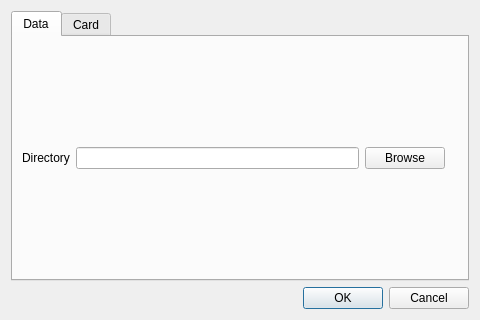
First picture: the form in HaiBeiDanCi/preferencesdialog.ui, repository HuangHuafeng/repeat, before the edit.
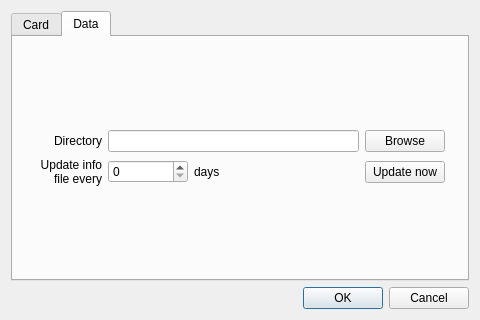
Second picture: the form after the edit. The open tabs and pages were chosen to show the change.

Commit message: add info file and it can be  updated every "settable" days

Diff of the .ui file:
```diff
--- a/HaiBeiDanCi/preferencesdialog.ui
+++ b/HaiBeiDanCi/preferencesdialog.ui
@@ -19,41 +19,6 @@
      <property name="currentIndex">
       <number>0</number>
      </property>
-     <widget class="QWidget" name="tab_1">
-      <attribute name="title">
-       <string>Data</string>
-      </attribute>
-      <layout class="QVBoxLayout" name="verticalLayout_3">
-       <property name="rightMargin">
-        <number>22</number>
-       </property>
-       <item>
-        <layout class="QGridLayout" name="gridLayout">
-         <item row="0" column="0">
-          <widget class="QLabel" name="label">
-           <property name="text">
-            <string>Directory</string>
-           </property>
-          </widget>
-         </item>
-         <item row="0" column="1">
-          <widget class="QLineEdit" name="leDataPath">
-           <property name="readOnly">
-            <bool>true</bool>
-           </property>
-          </widget>
-         </item>
-         <item row="0" column="2">
-          <widget class="QPushButton" name="pushBrowse">
-           <property name="text">
-            <string>Browse</string>
-           </property>
-          </widget>
-         </item>
-        </layout>
-       </item>
-      </layout>
-     </widget>
      <widget class="QWidget" name="tab_2">
       <attribute name="title">
        <string>Card</string>
@@ -133,6 +98,72 @@
        </item>
       </layout>
      </widget>
+     <widget class="QWidget" name="tab_1">
+      <attribute name="title">
+       <string>Data</string>
+      </attribute>
+      <layout class="QVBoxLayout" name="verticalLayout_3">
+       <property name="rightMargin">
+        <number>22</number>
+       </property>
+       <item>
+        <layout class="QGridLayout" name="gridLayout">
+         <item row="1" column="2">
+          <widget class="QLabel" name="label_11">
+           <property name="text">
+            <string>days</string>
+           </property>
+          </widget>
+         </item>
+         <item row="1" column="0">
+          <widget class="QLabel" name="label_10">
+           <property name="text">
+            <string>Update info
+file every</string>
+           </property>
+           <property name="alignment">
+            <set>Qt::AlignRight|Qt::AlignTrailing|Qt::AlignVCenter</set>
+           </property>
+          </widget>
+         </item>
+         <item row="1" column="1">
+          <widget class="QSpinBox" name="spinInfoUpdate"/>
+         </item>
+         <item row="0" column="0">
+          <widget class="QLabel" name="label">
+           <property name="text">
+            <string>Directory</string>
+           </property>
+           <property name="alignment">
+            <set>Qt::AlignRight|Qt::AlignTrailing|Qt::AlignVCenter</set>
+           </property>
+          </widget>
+         </item>
+         <item row="1" column="4">
+          <widget class="QPushButton" name="pushUpdateInfo">
+           <property name="text">
+            <string>Update now</string>
+           </property>
+          </widget>
+         </item>
+         <item row="0" column="4">
+          <widget class="QPushButton" name="pushBrowse">
+           <property name="text">
+            <string>Browse</string>
+           </property>
+          </widget>
+         </item>
+         <item row="0" column="1" colspan="3">
+          <widget class="QLineEdit" name="leDataPath">
+           <property name="readOnly">
+            <bool>true</bool>
+           </property>
+          </widget>
+         </item>
+        </layout>
+       </item>
+      </layout>
+     </widget>
     </widget>
    </item>
    <item>
```
The commit also changes 6 other files.
